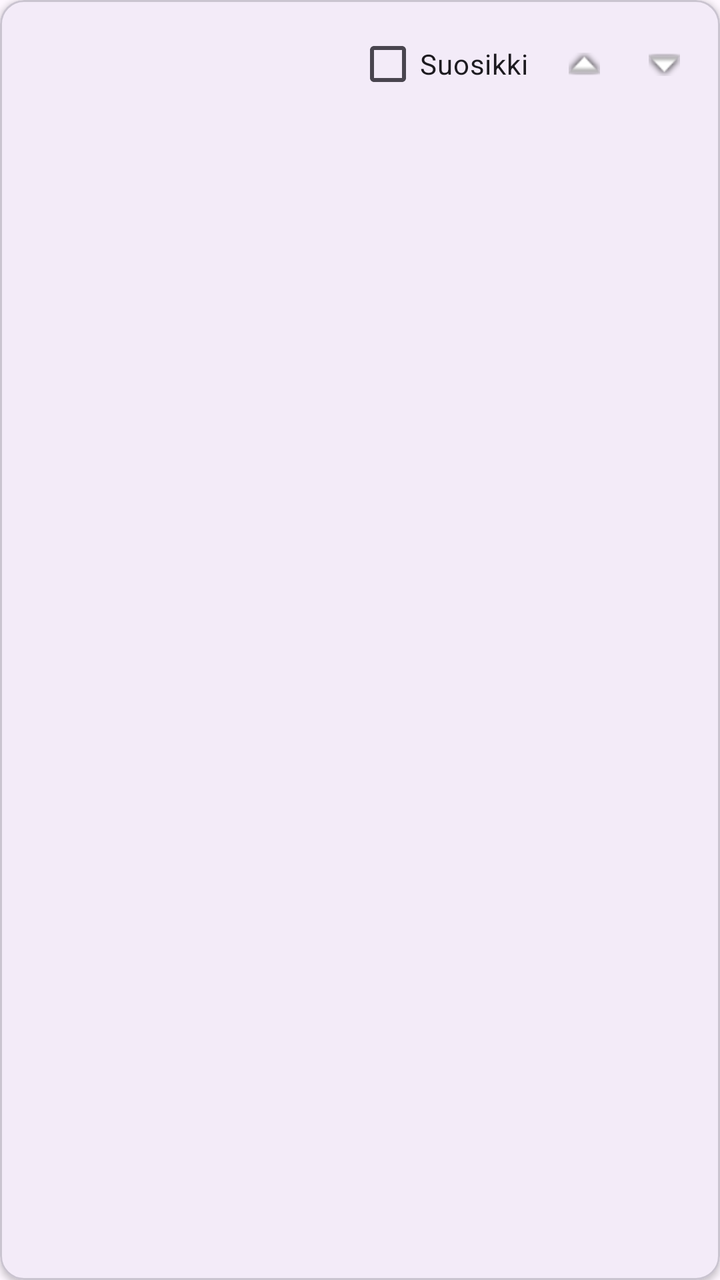
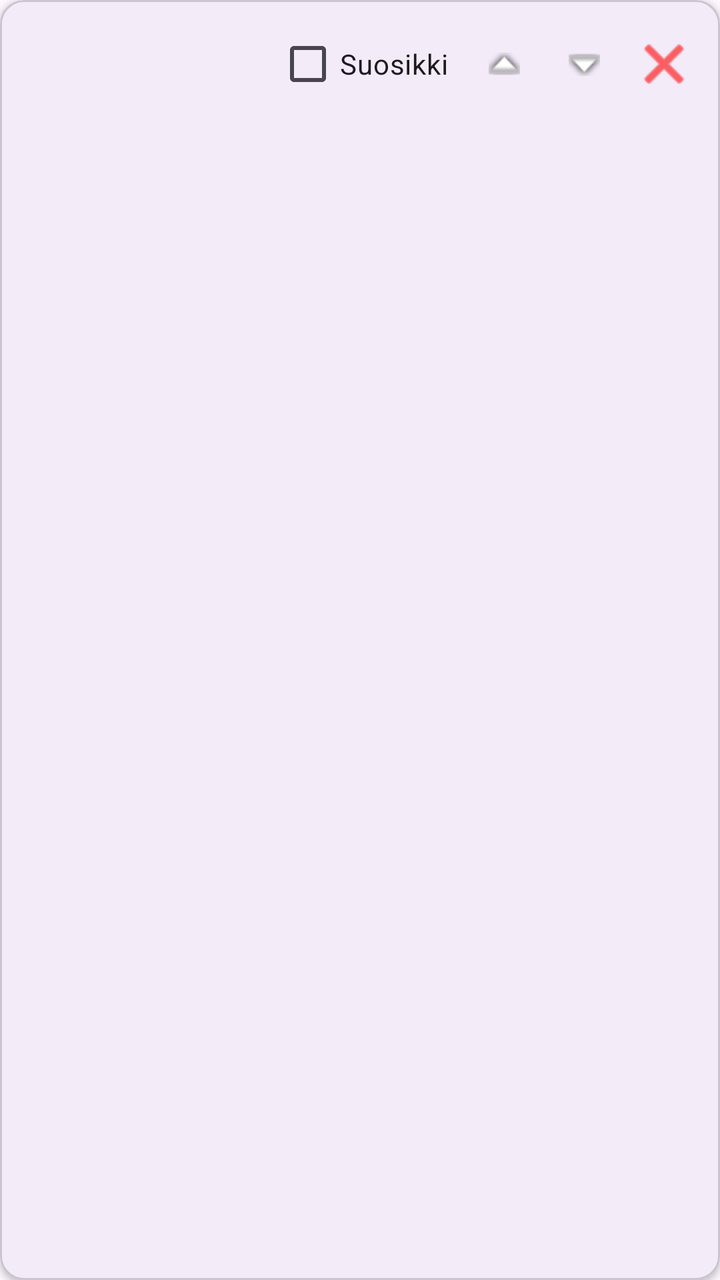

An Android layout rendered at two revisions. The XML below is the earlier revision; the diff shows what the commit changed to produce the second picture.
<!-- AndroidManifest.xml: application theme Theme.KalaKartta -->
<!-- res/layout/item_edit_species.xml -->
<?xml version="1.0" encoding="utf-8"?>
<com.google.android.material.card.MaterialCardView xmlns:android="http://schemas.android.com/apk/res/android"
    xmlns:app="http://schemas.android.com/apk/res-auto"
    android:layout_width="match_parent"
    android:layout_height="wrap_content"
    android:layout_margin="4dp"
    app:cardElevation="2dp">

    <LinearLayout
        android:layout_width="match_parent"
        android:layout_height="wrap_content"
        android:gravity="center_vertical"
        android:orientation="horizontal"
        android:padding="8dp">

        <ImageView
            android:id="@+id/speciesIcon"
            android:layout_width="40dp"
            android:layout_height="40dp"
            android:layout_marginEnd="16dp"
            android:scaleType="centerInside" />

        <TextView
            android:id="@+id/speciesName"
            android:layout_width="0dp"
            android:layout_height="wrap_content"
            android:layout_weight="1"
            android:textAppearance="@style/TextAppearance.AppCompat.Medium" />

        <CheckBox
            android:id="@+id/favouriteCheckBox"
            android:layout_width="wrap_content"
            android:layout_height="wrap_content"
            android:text="Suosikki"
            android:layout_marginEnd="8dp" />

        <ImageButton
            android:id="@+id/moveUpButton"
            android:layout_width="40dp"
            android:layout_height="40dp"
            android:background="?attr/selectableItemBackgroundBorderless"
            android:src="@android:drawable/arrow_up_float" />

        <ImageButton
            android:id="@+id/moveDownButton"
            android:layout_width="40dp"
            android:layout_height="40dp"
            android:background="?attr/selectableItemBackgroundBorderless"
            android:src="@android:drawable/arrow_down_float" />

    </LinearLayout>

</com.google.android.material.card.MaterialCardView>
<!-- resources referenced by this layout -->
<resources>
  <style name="Theme.KalaKartta" parent="Base.Theme.KalaKartta" />
  <style name="Base.Theme.KalaKartta" parent="Theme.Material3.DayNight.NoActionBar">
          
          
      </style>
</resources>

<!-- the commit's change to res/layout/item_edit_species.xml (unified diff, before → after) -->
@@ -48,6 +48,14 @@
             android:background="?attr/selectableItemBackgroundBorderless"
             android:src="@android:drawable/arrow_down_float" />
 
+        <ImageButton
+            android:id="@+id/deleteSpeciesButton"
+            android:layout_width="40dp"
+            android:layout_height="40dp"
+            android:background="?attr/selectableItemBackgroundBorderless"
+            android:src="@android:drawable/ic_menu_close_clear_cancel"
+            app:tint="#FF0000" />
+
     </LinearLayout>
 
 </com.google.android.material.card.MaterialCardView>
